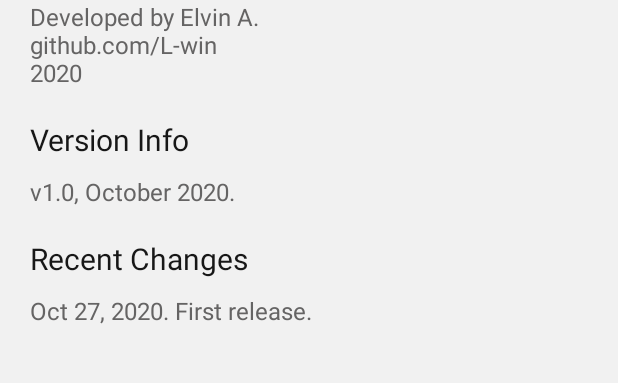
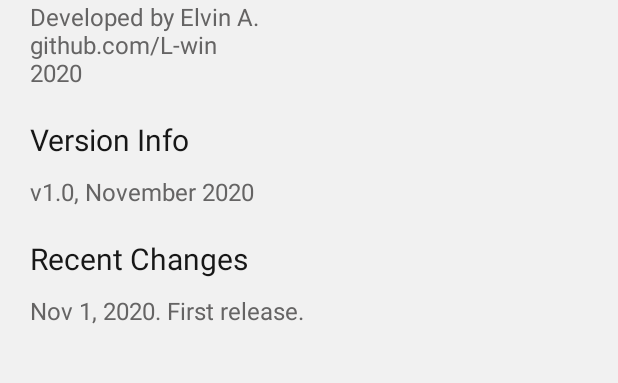
Before and after one commit to L-win/BookStats, an Android app: the AboutActivity screen opened directly, with no data from a screen before it, on a phone screen of 412 x 824 dp, the part 170-553 px from its top. Run offline under Robolectric (Android 15) with nearby library versions, the phone set to English and light mode, and no system bars.

Commit message:
store values in strings.xml

```diff
--- a/app/src/main/res/layout/activity_about.xml
+++ b/app/src/main/res/layout/activity_about.xml
@@ -15,9 +15,9 @@
     <LinearLayout xmlns:android="http://schemas.android.com/apk/res/android"
         android:layout_width="match_parent"
         android:layout_height="match_parent"
+        android:layout_below="@+id/toolbar"
         android:orientation="vertical"
-        android:padding="10dp"
-        android:layout_below="@+id/toolbar">
+        android:padding="10dp">
 
 
         <LinearLayout
@@ -42,7 +42,7 @@
                 android:layout_width="wrap_content"
                 android:layout_height="wrap_content"
                 android:maxHeight="200dp"
-                android:text="Developed by Elvin A.\ngithub.com\/L-win\n2020"
+                android:text="@string/app_developer"
                 android:textColor="@color/aboutTetxtSecond"
                 android:textSize="16sp" />
         </LinearLayout>
@@ -68,7 +68,7 @@
                 android:layout_width="wrap_content"
                 android:layout_height="wrap_content"
                 android:maxHeight="200dp"
-                android:text="v1.0, October 2020."
+                android:text="@string/app_current_version"
                 android:textColor="@color/aboutTetxtSecond"
                 android:textSize="16sp" />
         </LinearLayout>
@@ -94,7 +94,7 @@
                 android:layout_width="wrap_content"
                 android:layout_height="wrap_content"
                 android:maxHeight="200dp"
-                android:text="Oct 27, 2020. First release."
+                android:text="@string/app_recent_change"
                 android:textColor="@color/aboutTetxtSecond"
                 android:textSize="16sp" />
         </LinearLayout>
--- a/app/src/main/res/values/strings.xml
+++ b/app/src/main/res/values/strings.xml
@@ -4,5 +4,11 @@
     <string name="title_finished">Finished Books</string>
     <string name="title_statistics">Stats</string>
 
-    <string name="hello_blank_fragment">Hello blank fragment</string>
+    <string name="app_developer">
+        Developed by Elvin A.
+        \ngithub.com/L-win
+        \n2020
+    </string>
+    <string name="app_current_version">v1.0, November 2020</string>
+    <string name="app_recent_change">Nov 1, 2020. First release.</string>
 </resources>
```
